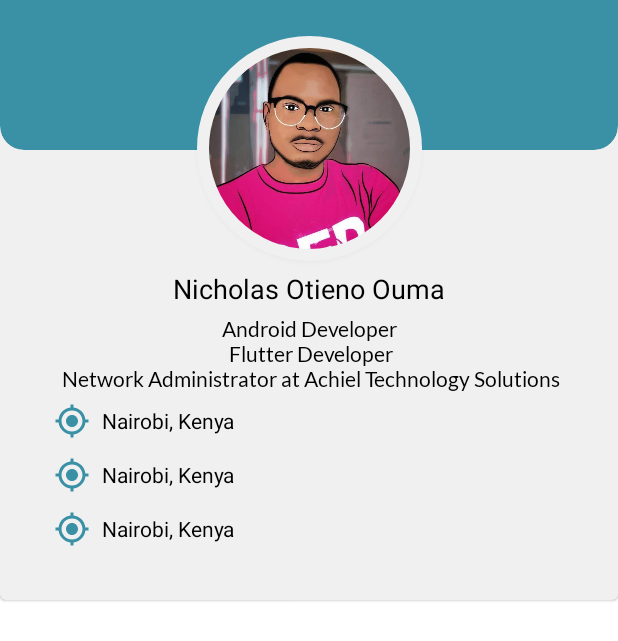
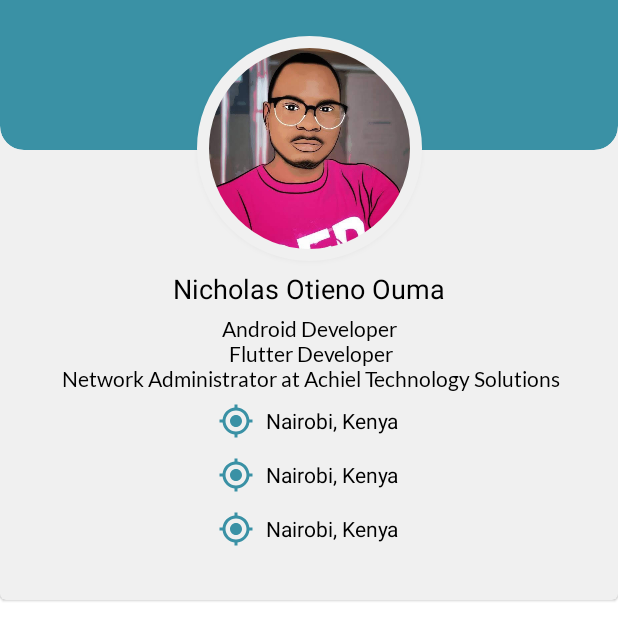
Before and after one commit to Crucialjun/MyCV, an Android app: the layout activity_main.xml on its own in the app's theme, with its tools: preview values and no code run, on a phone screen of 412 x 824 dp. Shown: the top 641 px of the screen. Run offline under Robolectric (Android 15) with nearby library versions, the phone set to English and light mode, and no system bars; Roboto replaces fonts that are not available here.

Commit message:
Add icons

```diff
--- a/app/src/main/java/com/example/mycv/MainActivity.kt
+++ b/app/src/main/java/com/example/mycv/MainActivity.kt
@@ -20,7 +20,8 @@ class MainActivity : AppCompatActivity() {
         contactItems.add(ContactGridItemModel(R.drawable.ic_baseline_local_phone_24,"+254 726575615"))
         contactItems.add(ContactGridItemModel(R.drawable.linkedin,"nich-otieno"))
         contactItems.add(ContactGridItemModel(R.drawable.github,"Cruciajun"))
-        contactItems.add(ContactGridItemModel(R.drawable.github,"Cruciajun"))
+        contactItems.add(ContactGridItemModel(R.drawable.stackoverflow,"Cruciajun"))
+        contactItems.add(ContactGridItemModel(R.drawable.youtube,"Crucial Tech"))
 
         val adapter = ContactGridAdapter(this,contactItems)
 
--- a/app/src/main/res/layout/activity_main.xml
+++ b/app/src/main/res/layout/activity_main.xml
@@ -109,15 +109,15 @@
             android:layout_marginStart="8dp"
             android:layout_marginTop="4dp"
             android:layout_marginEnd="8dp"
-            android:columnWidth="175dp"
+            android:columnWidth="190dp"
             android:scrollbars="none"
             android:verticalSpacing="4dp"
             android:elevation="2dp"
             android:numColumns="auto_fit"
-            android:paddingStart="24dp"
-            android:stretchMode="columnWidth"
-            android:layout_gravity="center"
-            android:paddingEnd="24dp"
+            android:paddingStart="16dp"
+            android:paddingEnd="16dp"
+            android:layout_gravity="center_horizontal"
+            android:gravity="center_horizontal"
             app:layout_constraintEnd_toEndOf="parent"
             app:layout_constraintStart_toStartOf="parent"
             app:layout_constraintTop_toBottomOf="@id/txt_header"
```
Also changed, not shown: app/src/main/res/drawable/stackoverflow.xml (added, +9 -0 lines), app/src/main/res/drawable/youtube.xml (added, +9 -0 lines).
